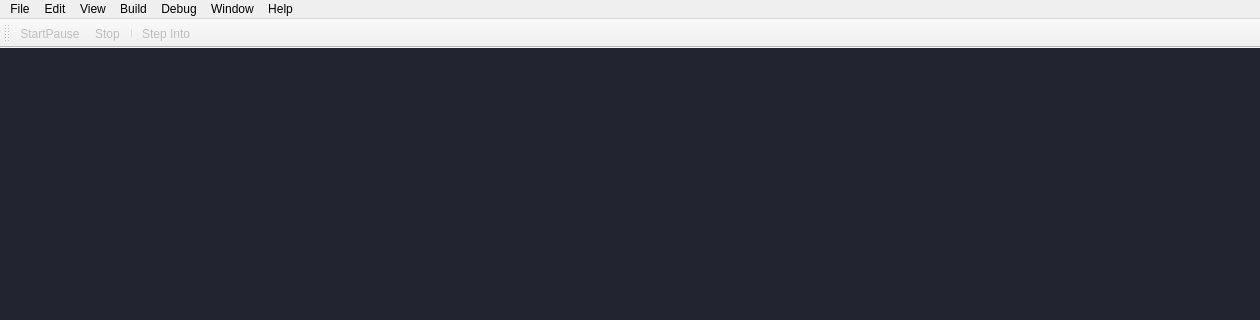
Qt form valkyrieGUI/src/include/mainwindow.ui (Anderson00/Qt-NodesTool) before a commit; both pictures show x 0 to 1260 and y 0 to 320 of the 1260 by 768 pixel window.
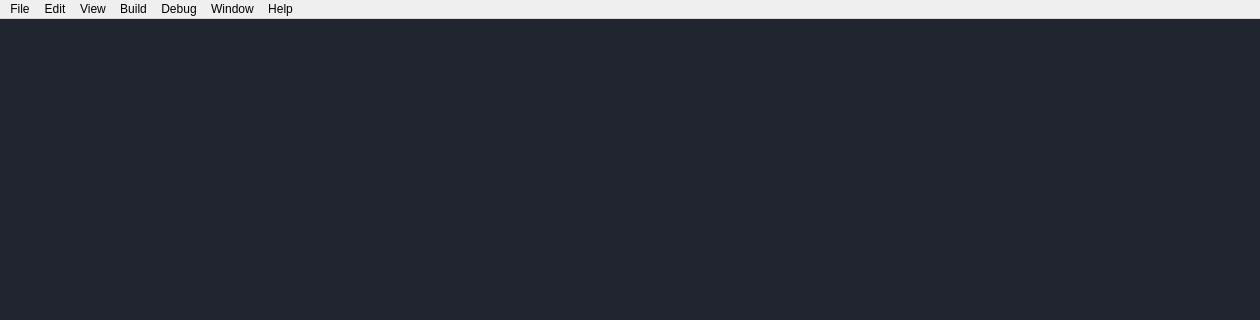
The same form after that commit. Icons and pictures are not drawn.

Commit message: Gui features introduction

Diff of the .ui file:
```diff
--- a/valkyrieGUI/src/include/mainwindow.ui
+++ b/valkyrieGUI/src/include/mainwindow.ui
@@ -179,24 +179,6 @@
    <addaction name="menuWindow"/>
    <addaction name="menuHelp"/>
   </widget>
-  <widget class="QToolBar" name="toolBar">
-   <property name="enabled">
-    <bool>false</bool>
-   </property>
-   <property name="windowTitle">
-    <string>toolBar</string>
-   </property>
-   <attribute name="toolBarArea">
-    <enum>TopToolBarArea</enum>
-   </attribute>
-   <attribute name="toolBarBreak">
-    <bool>false</bool>
-   </attribute>
-   <addaction name="actionStartPause"/>
-   <addaction name="actionStop"/>
-   <addaction name="separator"/>
-   <addaction name="actionStep_Into"/>
-  </widget>
   <action name="actionOpen">
    <property name="icon">
     <iconset resource="../../resources/icons.qrc">
```
The commit also changes 2 other files.
